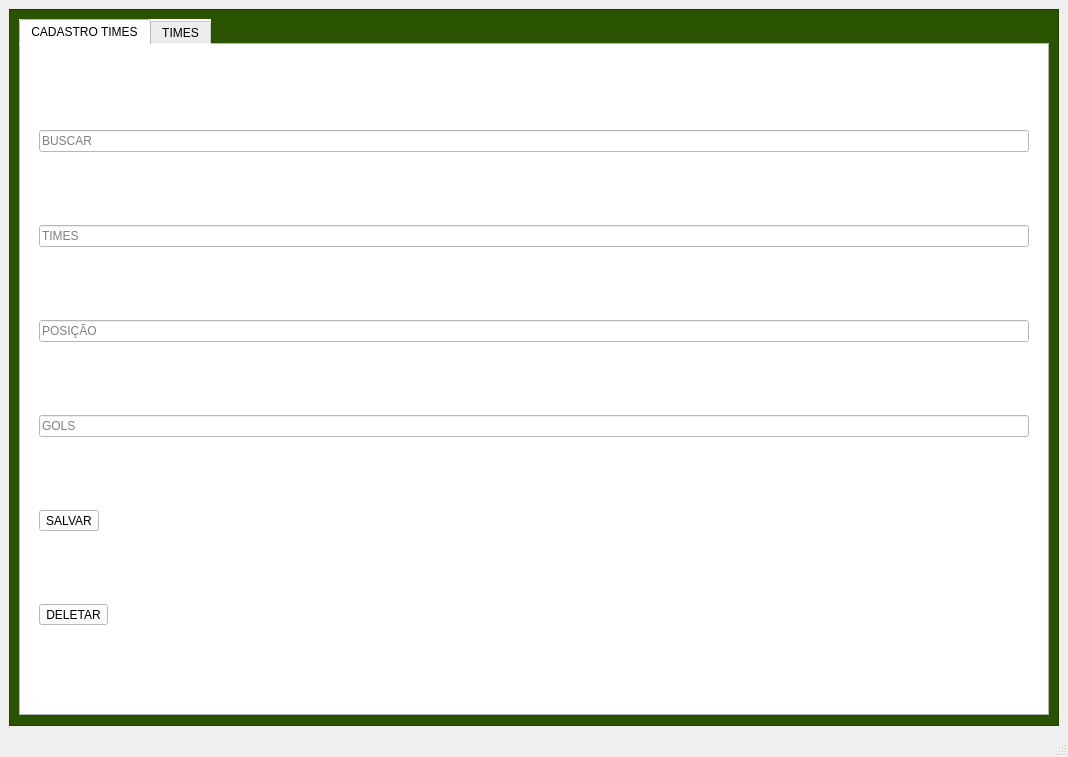
Old version of the form projetoQT/tela_cadastro_times.ui in the repository Eulampio/projetos.
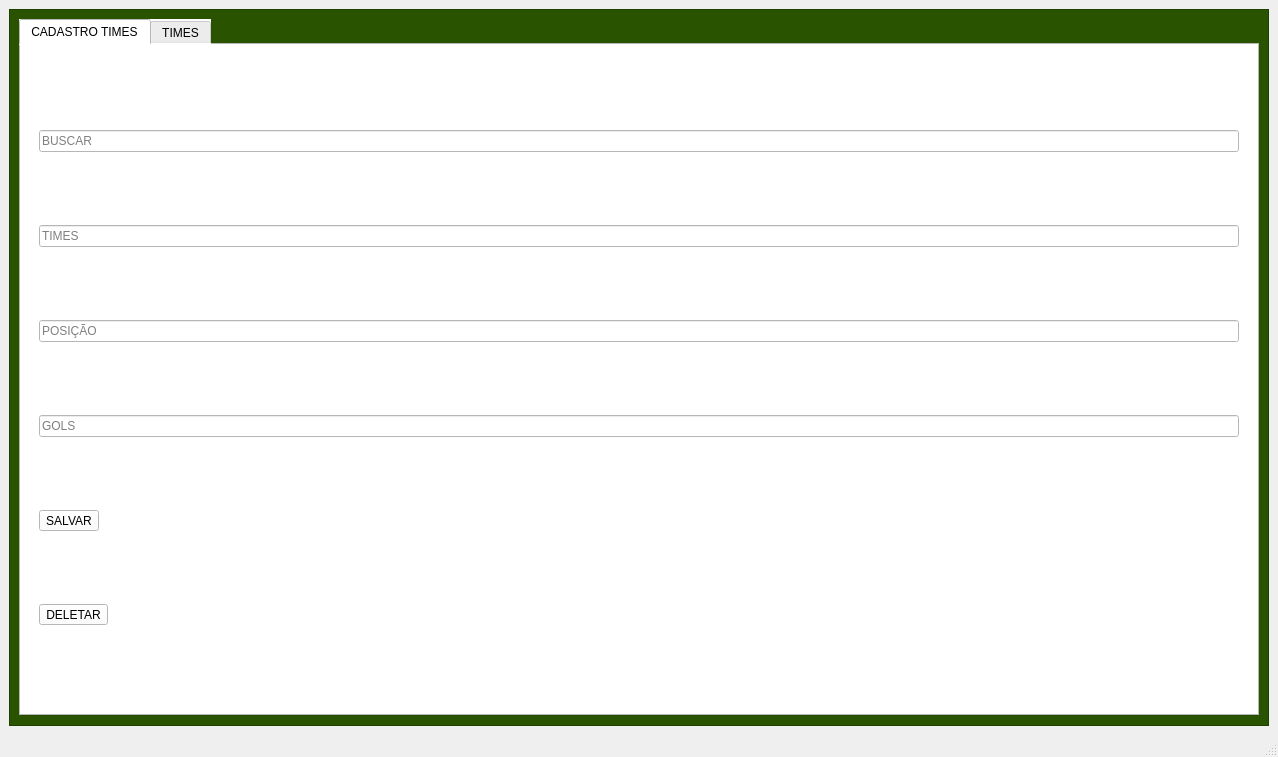
New version of the form. The open tabs and pages were chosen to show the change.

```diff
--- a/projetoQT/tela_cadastro_times.ui
+++ b/projetoQT/tela_cadastro_times.ui
@@ -6,7 +6,7 @@
    <rect>
     <x>0</x>
     <y>0</y>
-    <width>1068</width>
+    <width>1278</width>
     <height>757</height>
    </rect>
   </property>
@@ -39,7 +39,7 @@
           <attribute name="title">
            <string>CADASTRO TIMES</string>
           </attribute>
-          <layout class="QVBoxLayout" name="verticalLayout_4">
+          <layout class="QHBoxLayout" name="horizontalLayout">
            <item>
             <widget class="QWidget" name="widget" native="true">
              <layout class="QVBoxLayout" name="verticalLayout">
```
Left out of the diff: 6 changed lines with no effect on the pictures.
